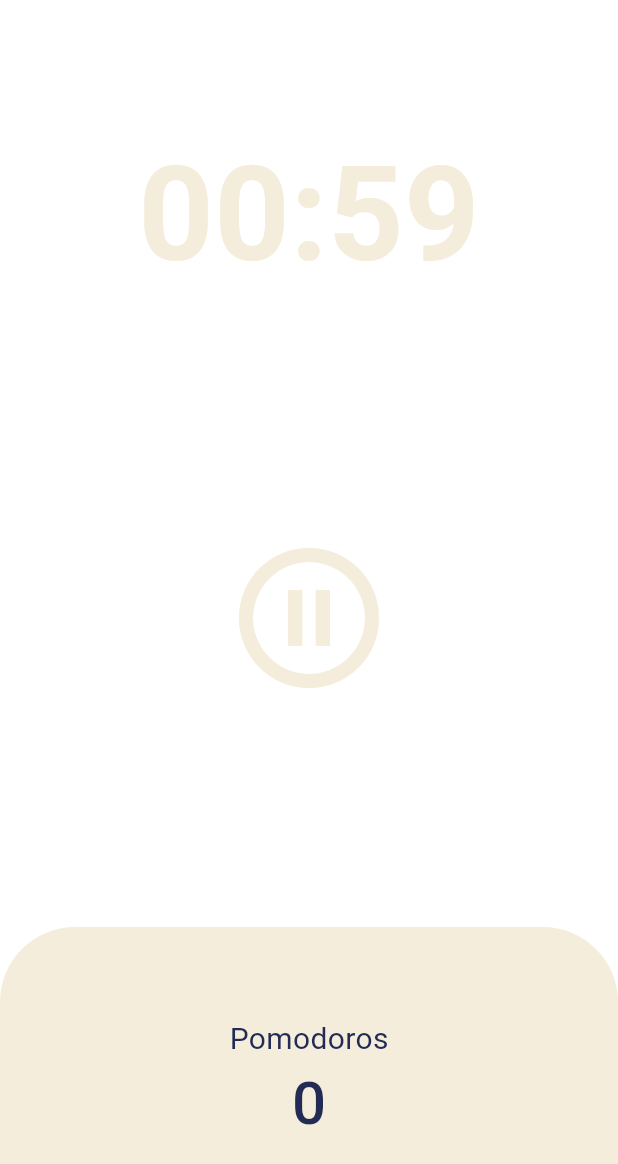
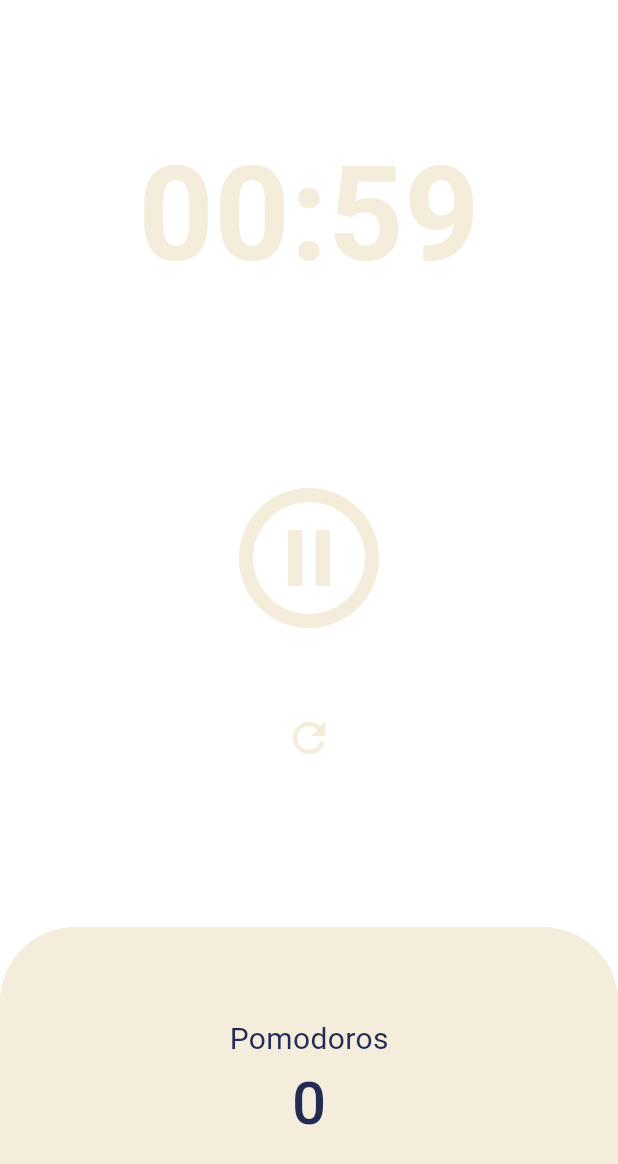
Before and after one commit to hyesuhong/flutter_playground, a Flutter app: the screen it shows after launch, after a tap on the "play circle outline" icon, on a phone screen of 412 x 824 dp. Shown: the top 1164 px of the screen. Run offline on Flutter 3.47's test engine with Material 3 defaults, Android fonts, the phone set to English and light mode, and no system bars.

Commit message:
feat: pomodoro_app - add reset button

```diff
--- a/pomodoro_app/lib/screens/home.dart
+++ b/pomodoro_app/lib/screens/home.dart
@@ -15,6 +15,8 @@ class _HomeState extends State<Home> {
   int totalSeconds = timerSeconds;
   bool isRunning = false;
   int totalPomodoros = 0;
+
+  bool resettable = false;
 
   late Timer timer;
 
@@ -43,6 +45,7 @@ class _HomeState extends State<Home> {
 
     setState(() {
       isRunning = true;
+      resettable = true;
     });
   }
 
@@ -54,9 +57,19 @@ class _HomeState extends State<Home> {
     });
   }
 
+  void onRefreshPressed() {
+    timer.cancel();
+    setState(() {
+      totalPomodoros = 0;
+      isRunning = false;
+      totalSeconds = timerSeconds;
+      resettable = false;
+    });
+  }
+
   String format(int seconds) {
     var duration = Duration(seconds: seconds);
-    return duration.toString().split('.')[0].substring(2);
+    return duration.toString().split('.').first.substring(2);
   }
 
   @override
@@ -80,7 +93,10 @@ class _HomeState extends State<Home> {
           Flexible(
             flex: 2,
             child: Center(
-              child: IconButton(
+              child: Column(
+                mainAxisAlignment: MainAxisAlignment.center,
+                children: [
+                  IconButton(
                     iconSize: 112,
                     color: Theme.of(context).cardColor,
                     icon: isRunning
@@ -88,6 +104,37 @@ class _HomeState extends State<Home> {
                         : const Icon(Icons.play_circle_outline),
                     onPressed: () =>
                         isRunning ? onPausePressed() : onStartPressed(),
+                  ),
+                  AnimatedPadding(
+                    padding: resettable
+                        ? const EdgeInsets.only(
+                            bottom: 32,
+                          )
+                        : EdgeInsets.zero,
+                    duration: const Duration(
+                      milliseconds: 300,
+                    ),
+                    curve: Curves.linear,
+                  ),
+                  AnimatedSwitcher(
+                    duration: const Duration(
+                      milliseconds: 300,
+                    ),
+                    transitionBuilder: (child, animation) {
+                      return FadeTransition(opacity: animation, child: child);
+                    },
+                    switchInCurve: Curves.linear,
+                    switchOutCurve: Curves.linear,
+                    child: resettable
+                        ? IconButton(
+                            icon: const Icon(Icons.refresh),
+                            iconSize: 32,
+                            color: Theme.of(context).cardColor,
+                            onPressed: () => onRefreshPressed(),
+                          )
+                        : const SizedBox.shrink(),
+                  )
+                ],
               ),
             ),
           ),
```
Lines whose indentation alone changed are shown as unchanged.
